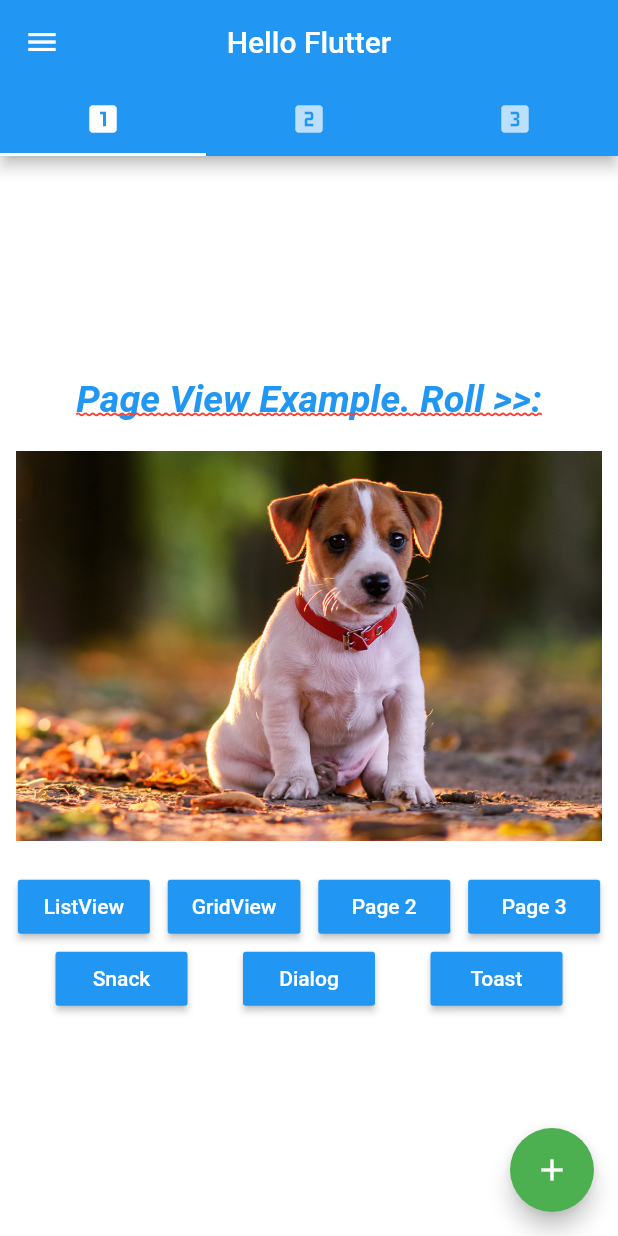
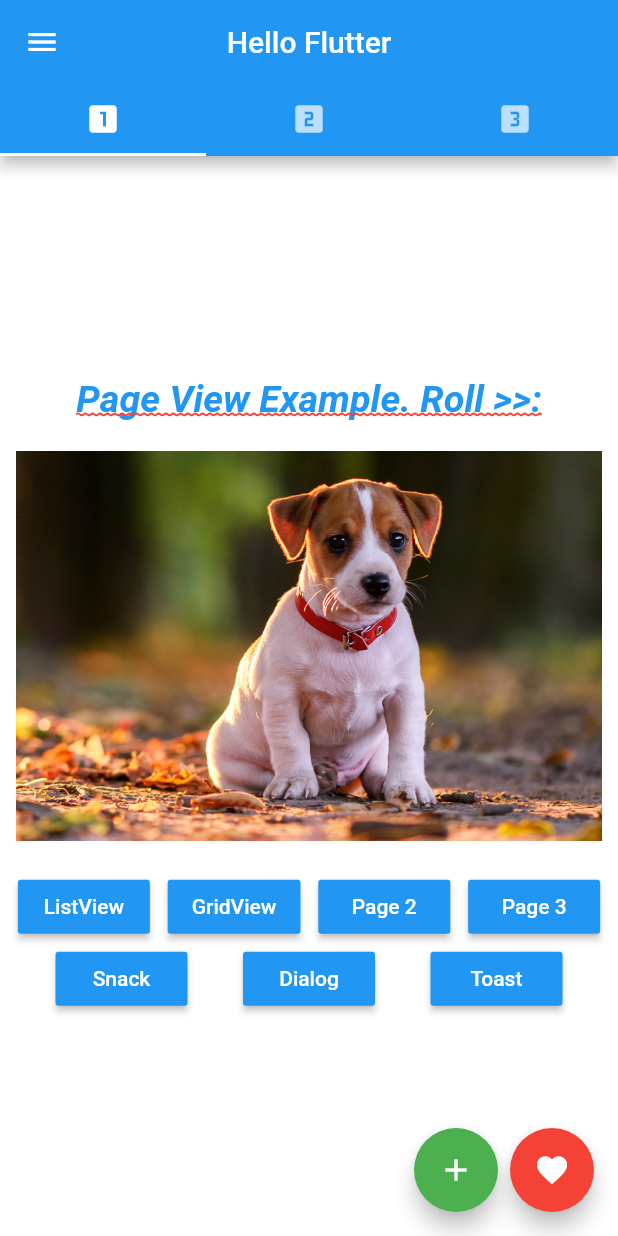
Before and after one commit to GabrielDragone/flutter-essential, a Flutter app: the screen it shows after launch, on a phone screen of 412 x 824 dp. Run offline on Flutter 3.47's test engine with Material 2 defaults, Android fonts, the phone set to English and light mode, and no system bars; our stand-ins replace fluttertoast.

Commit message:
:+1:  Update home_page
Fixed issue found in FAB

```diff
--- a/src/flutter_essential/lib/home_page.dart
+++ b/src/flutter_essential/lib/home_page.dart
@@ -92,23 +92,24 @@ class HomePage extends StatelessWidget {
       mainAxisAlignment: MainAxisAlignment.end,
       children: <Widget>[
         FloatingActionButton(
+          heroTag: "fab1",
           child: Icon(Icons.add),
           backgroundColor: Colors.green,
           onPressed: () {
             _onClickFab("FAB Example: Clicked on Add");
           },
         ),
-        //TODO: Retirado temporariamente, pois estava dando erro para Navegar entre telas:
-//        SizedBox(
-//          width: 8,
-//        ),
-//        FloatingActionButton(
-//          child: Icon(Icons.favorite),
-//          backgroundColor: Colors.red,
-//          onPressed: () {
-//            _onClickFab("FAB: Clicked on Fav");
-//          },
-//        ),
+        SizedBox(
+          width: 8,
+        ),
+        FloatingActionButton(
+          heroTag: "fab2",
+          child: Icon(Icons.favorite),
+          backgroundColor: Colors.red,
+          onPressed: () {
+            _onClickFab("FAB: Clicked on Fav");
+          },
+        ),
       ],
     );
   }
```
